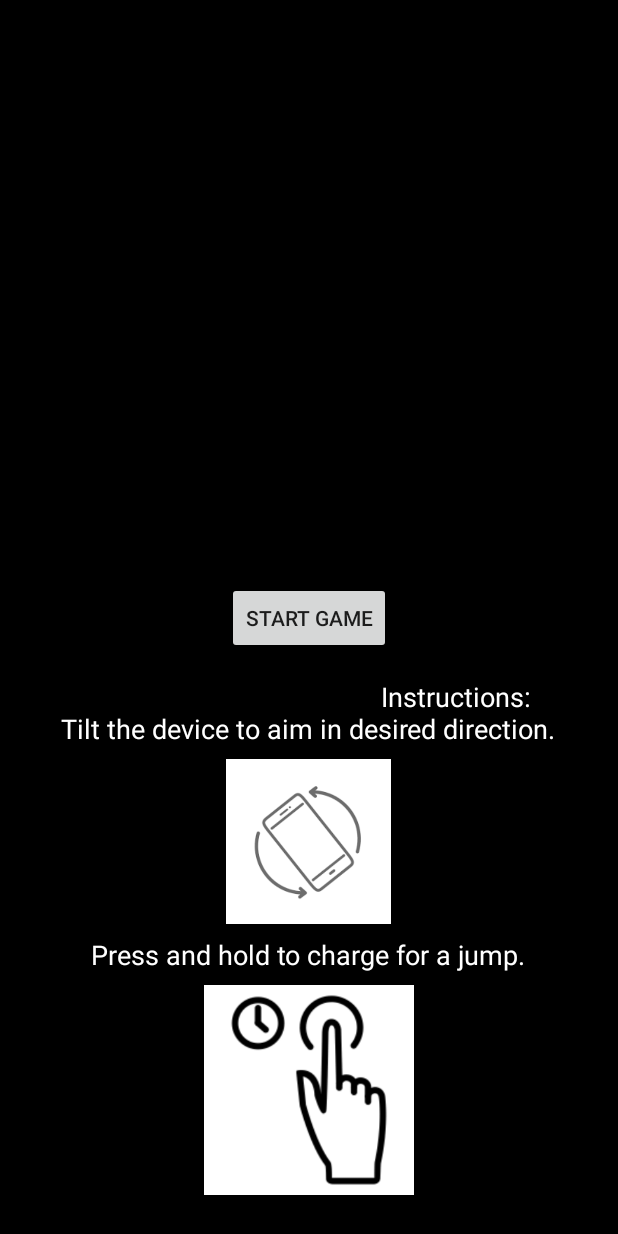
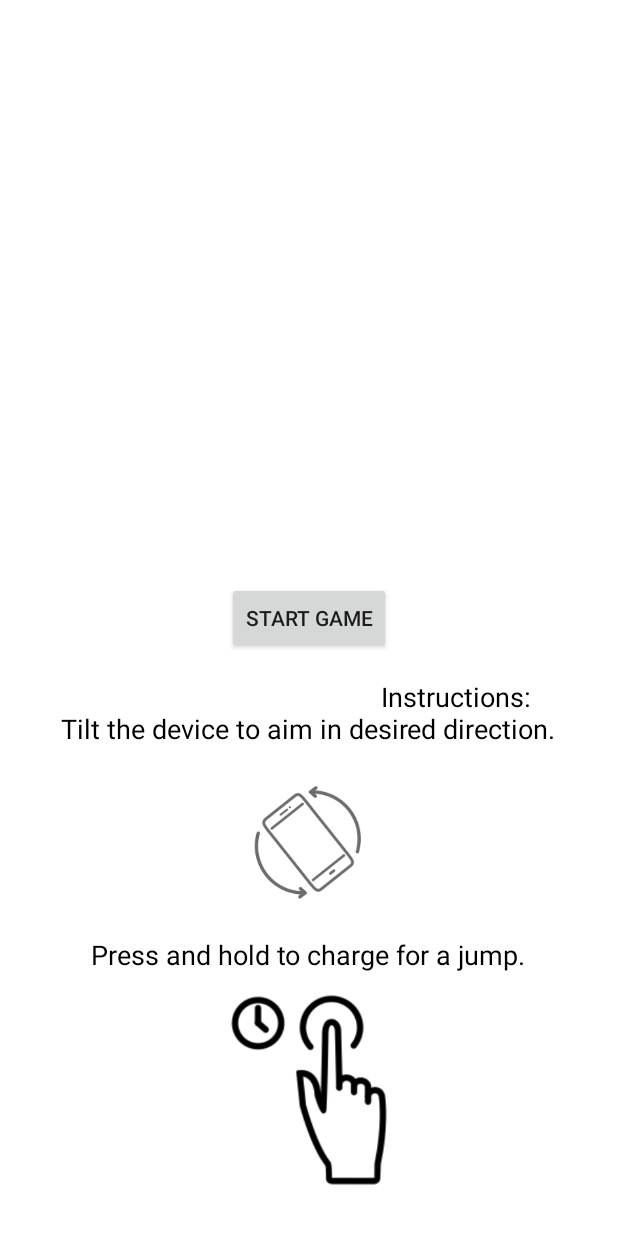
Before and after one commit to rps9/EC_327_Project, an Android app: the screen it shows after launch (StartScreen), on a phone screen of 412 x 824 dp. Run offline under Robolectric (Android 15) with nearby library versions, the phone set to English and light mode, and no system bars.

Commit message:
white background

```diff
--- a/app/src/main/res/layout/startscreen.xml
+++ b/app/src/main/res/layout/startscreen.xml
@@ -7,7 +7,7 @@
     android:paddingTop="16dp"
     android:paddingRight="16dp"
     android:paddingBottom="16dp"
-    android:background="#000000"
+    android:background="#FFFFFF"
     tools:context=".StartScreen">
 
     <Button
@@ -25,7 +25,7 @@
         android:layout_marginTop="16dp"
         android:text="\t\t\t\t\t\t\t\t\t\t\t\t\t\t\t\tInstructions: \nTilt the device to aim in desired direction."
         android:textSize="18sp"
-        android:textColor="#FFFFFF"
+        android:textColor="#000000"
         android:layout_centerHorizontal="true" />
 
     <ImageView
@@ -45,7 +45,7 @@
         android:layout_marginTop="8dp"
         android:text="Press and hold to charge for a jump."
         android:textSize="18sp"
-        android:textColor="#FFFFFF"
+        android:textColor="#000000"
         android:layout_centerHorizontal="true" />
 
     <ImageView
```
